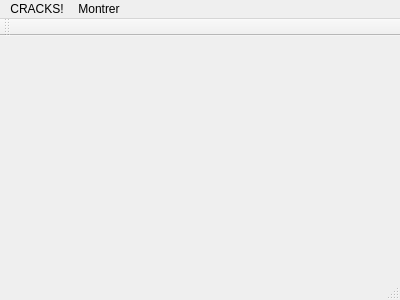
Old version of the form mainwindow.ui in the repository AugusteBonnin/CRACKS.
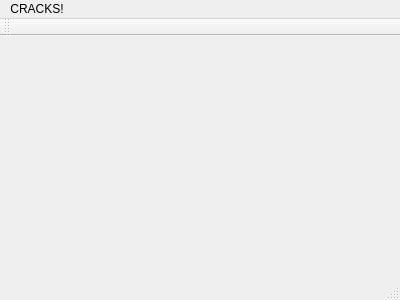
New version of the form.

Patch:
```diff
--- a/mainwindow.ui
+++ b/mainwindow.ui
@@ -31,15 +31,7 @@
     <addaction name="actionPr_f_rences"/>
     <addaction name="actionQuitter"/>
    </widget>
-   <widget class="QMenu" name="menuMontrer">
-    <property name="title">
-     <string>Montrer</string>
-    </property>
-    <addaction name="actionAide_2"/>
-    <addaction name="actionParam_tres"/>
-   </widget>
    <addaction name="menuQSkel3"/>
-   <addaction name="menuMontrer"/>
   </widget>
   <widget class="QToolBar" name="mainToolBar">
    <attribute name="toolBarArea">
```
